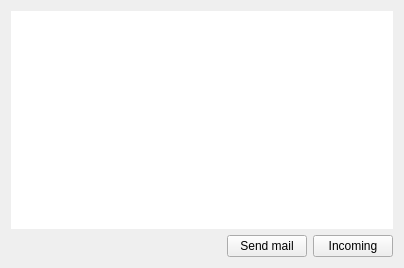
Qt form src/plugins/ramblermailnotify/mailnotifypage.ui (silvansky/Contacts) before a commit.
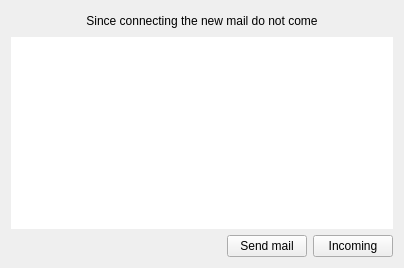
The same form after that commit. Custom widgets are drawn as their Qt base class.

Patch:
```diff
--- a/src/plugins/ramblermailnotify/mailnotifypage.ui
+++ b/src/plugins/ramblermailnotify/mailnotifypage.ui
@@ -11,6 +11,22 @@
    </rect>
   </property>
   <layout class="QVBoxLayout" name="verticalLayout">
+   <item>
+    <widget class="CustomLabel" name="lblNoMail">
+     <property name="sizePolicy">
+      <sizepolicy hsizetype="Expanding" vsizetype="Expanding">
+       <horstretch>0</horstretch>
+       <verstretch>0</verstretch>
+      </sizepolicy>
+     </property>
+     <property name="text">
+      <string>Since connecting the new mail do not come</string>
+     </property>
+     <property name="alignment">
+      <set>Qt::AlignCenter</set>
+     </property>
+    </widget>
+   </item>
    <item>
     <widget class="QTableWidget" name="twtMails">
      <property name="focusPolicy">
@@ -79,6 +95,13 @@
   </layout>
  </widget>
  <layoutdefault spacing="6" margin="11"/>
+ <customwidgets>
+  <customwidget>
+   <class>CustomLabel</class>
+   <extends>QLabel</extends>
+   <header location="global">utils/customlabel.h</header>
+  </customwidget>
+ </customwidgets>
  <resources/>
  <connections/>
 </ui>
```
